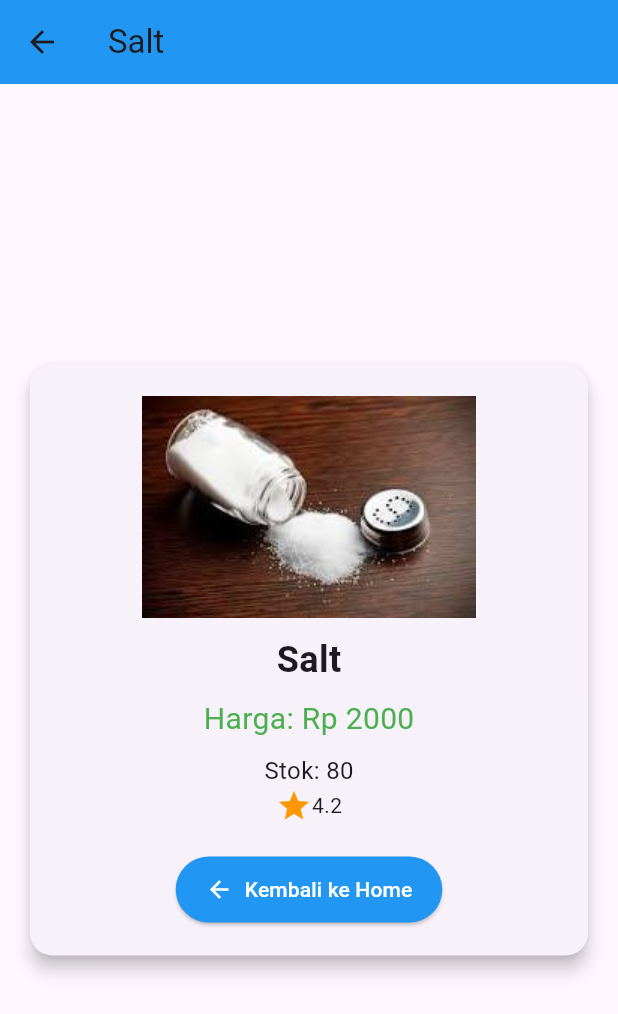
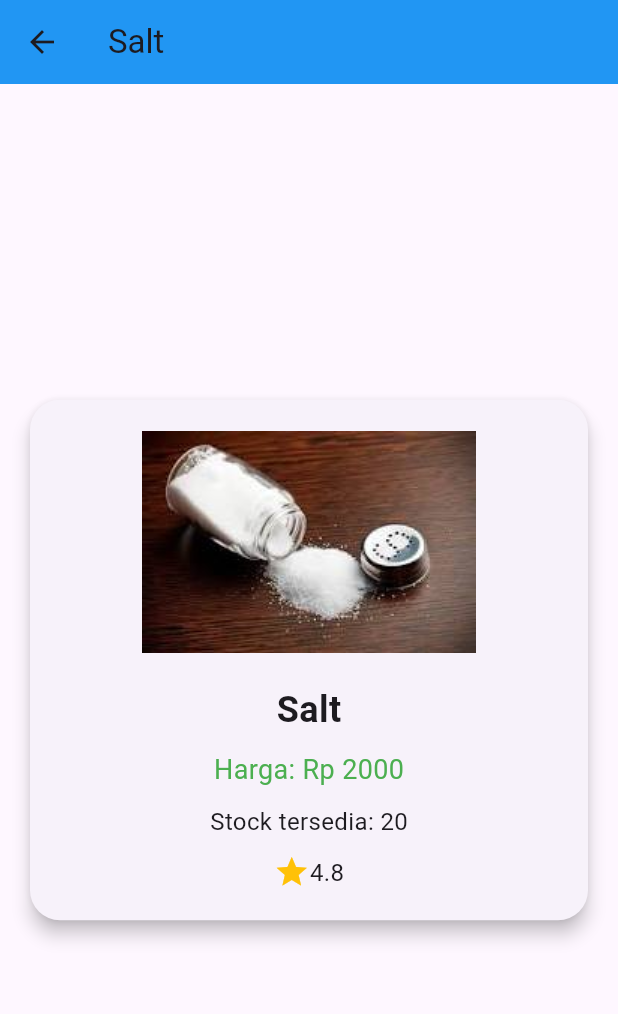
Before and after one commit to bebyyf/layout_flutter, a Flutter app: the screen it shows after launch, after a tap on "Salt", on a phone screen of 412 x 824 dp. Shown: the top 1014 px of the screen. Run offline on Flutter 3.47's test engine with Material 3 defaults, Android fonts, the phone set to English and light mode, and no system bars.

Commit message:
Tugas Praktikum 2 no 4

```diff
--- a/lib/main.dart
+++ b/lib/main.dart
@@ -6,6 +6,7 @@ void main() {
   runApp(
     MaterialApp(
       debugShowCheckedModeBanner: false,
+      title: 'Aplikasi Belanja',
       initialRoute: '/',
       routes: {
         '/': (context) => HomePage(),
--- a/lib/pages/home_page.dart
+++ b/lib/pages/home_page.dart
@@ -6,52 +6,29 @@ class HomePage extends StatelessWidget {
 
   // Daftar data item
   final List<Item> items = [
-    Item(
-      name: 'Sugar',
-      price: 5000,
-      image: 'images/sugar.png',
-      stock: 50,
-      rating: 4.5,
-    ),
-    Item(
-      name: 'Salt',
-      price: 2000,
-      image: 'images/salt.png',
-      stock: 80,
-      rating: 4.2,
-    ),
-    Item(
-      name: 'Coffee',
-      price: 10000,
-      image: 'images/coffee.png',
-      stock: 30,
-      rating: 4.8,
-    ),
-    Item(
-      name: 'Rice',
-      price: 12000,
-      image: 'images/rice.png',
-      stock: 100,
-      rating: 4.7,
-    ),
+    Item(name: 'Sugar', price: 5000, image: 'images/sugar.png', stock: 10, rating: 4.5),
+    Item(name: 'Salt', price: 2000, image: 'images/salt.png', stock: 20, rating: 4.8),
+    Item(name: 'Coffee', price: 10000, image: 'images/coffee.png', stock: 15, rating: 4.9),
+    Item(name: 'Rice', price: 12000, image: 'images/rice.png', stock: 30, rating: 4.7),
   ];
 
   @override
   Widget build(BuildContext context) {
     return Scaffold(
       appBar: AppBar(
-        title: const Text('Belanja App'),
+        title: const Text('Toko Belanja'),
         backgroundColor: Colors.blue,
+        centerTitle: true,
       ),
       body: Padding(
-        padding: const EdgeInsets.all(8),
+        padding: const EdgeInsets.all(8.0),
         child: GridView.builder(
           itemCount: items.length,
           gridDelegate: const SliverGridDelegateWithFixedCrossAxisCount(
-            crossAxisCount: 2, // 2 kolom
+            crossAxisCount: 2, // jumlah kolom
+            crossAxisSpacing: 10,
             mainAxisSpacing: 10,
-            crossAxisSpacing: 10,
-            childAspectRatio: 0.75,
+            childAspectRatio: 0.8,
           ),
           itemBuilder: (context, index) {
             final item = items[index];
@@ -64,23 +41,23 @@ class HomePage extends StatelessWidget {
                 );
               },
               child: Card(
-                elevation: 4,
                 shape: RoundedRectangleBorder(
-                  borderRadius: BorderRadius.circular(12),
+                  borderRadius: BorderRadius.circular(15),
                 ),
+                elevation: 3,
                 child: Column(
-                  crossAxisAlignment: CrossAxisAlignment.center,
+                  crossAxisAlignment: CrossAxisAlignment.stretch,
                   children: [
                     Expanded(
                       flex: 6,
                       child: ClipRRect(
-                        borderRadius: const BorderRadius.vertical(
-                          top: Radius.circular(12),
-                        ),
-                        child: Image.asset(
-                          item.image,
-                          fit: BoxFit.cover,
-                          width: double.infinity,
+                        borderRadius: const BorderRadius.vertical(top: Radius.circular(12)),
+                        child: Hero(
+                          tag: item.name, // animasi Hero
+                          child: Image.asset(
+                            item.image,
+                            fit: BoxFit.cover,
+                          ),
                         ),
                       ),
                     ),
@@ -89,7 +66,7 @@ class HomePage extends StatelessWidget {
                       child: Padding(
                         padding: const EdgeInsets.all(8.0),
                         child: Column(
-                          mainAxisAlignment: MainAxisAlignment.center,
+                          crossAxisAlignment: CrossAxisAlignment.start,
                           children: [
                             Text(
                               item.name,
@@ -97,25 +74,27 @@ class HomePage extends StatelessWidget {
                                 fontSize: 16,
                                 fontWeight: FontWeight.bold,
                               ),
-                              textAlign: TextAlign.center,
                             ),
                             const SizedBox(height: 4),
                             Text(
                               'Rp ${item.price}',
                               style: const TextStyle(
+                                fontSize: 14,
                                 color: Colors.green,
                                 fontWeight: FontWeight.w600,
                               ),
                             ),
                             const SizedBox(height: 4),
-                            Text('Stok: ${item.stock}'),
-                            const SizedBox(height: 4),
                             Row(
-                              mainAxisAlignment: MainAxisAlignment.center,
+                              mainAxisAlignment: MainAxisAlignment.spaceBetween,
                               children: [
-                                const Icon(Icons.star,
-                                    color: Colors.orange, size: 16),
-                                Text(item.rating.toString()),
+                                Text('Stock: ${item.stock}'),
+                                Row(
+                                  children: [
+                                    const Icon(Icons.star, color: Colors.amber, size: 16),
+                                    Text('${item.rating}'),
+                                  ],
+                                ),
                               ],
                             ),
                           ],
--- a/lib/pages/item_page.dart
+++ b/lib/pages/item_page.dart
@@ -6,6 +6,7 @@ class ItemPage extends StatelessWidget {
 
   @override
   Widget build(BuildContext context) {
+    // Ambil data dari halaman sebelumnya
     final Item item = ModalRoute.of(context)!.settings.arguments as Item;
 
     return Scaffold(
@@ -18,50 +19,39 @@ class ItemPage extends StatelessWidget {
           elevation: 5,
           margin: const EdgeInsets.all(20),
           shape: RoundedRectangleBorder(
-            borderRadius: BorderRadius.circular(15),
+            borderRadius: BorderRadius.circular(20),
           ),
           child: Padding(
-            padding: const EdgeInsets.all(20.0),
+            padding: const EdgeInsets.all(20),
             child: Column(
               mainAxisSize: MainAxisSize.min,
               children: [
-                Image.asset(item.image, height: 150),
+                Hero(
+                  tag: item.name, // Hero tag sama seperti di HomePage
+                  child: Image.asset(
+                    item.image,
+                    height: 150,
+                  ),
+                ),
+                const SizedBox(height: 20),
+                Text(
+                  item.name,
+                  style: const TextStyle(fontSize: 24, fontWeight: FontWeight.bold),
+                ),
                 const SizedBox(height: 10),
                 Text(
-                  item.name,
-                  style: const TextStyle(
-                      fontSize: 24, fontWeight: FontWeight.bold),
+                  'Harga: Rp ${item.price}',
+                  style: const TextStyle(fontSize: 18, color: Colors.green),
                 ),
-                const SizedBox(height: 8),
-                Text(
-                  'Harga: Rp ${item.price}',
-                  style: const TextStyle(
-                    fontSize: 20,
-                    color: Colors.green,
-                  ),
-                ),
-                const SizedBox(height: 8),
-                Text('Stok: ${item.stock}', style: const TextStyle(fontSize: 16)),
+                const SizedBox(height: 10),
+                Text('Stock tersedia: ${item.stock}', style: const TextStyle(fontSize: 16)),
+                const SizedBox(height: 10),
                 Row(
                   mainAxisAlignment: MainAxisAlignment.center,
                   children: [
-                    const Icon(Icons.star, color: Colors.orange),
-                    Text(item.rating.toString()),
+                    const Icon(Icons.star, color: Colors.amber),
+                    Text('${item.rating}', style: const TextStyle(fontSize: 16)),
                   ],
-                ),
-                const SizedBox(height: 20),
-                ElevatedButton.icon(
-                  onPressed: () {
-                    Navigator.pop(context);
-                  },
-                  icon: const Icon(Icons.arrow_back),
-                  label: const Text('Kembali ke Home'),
-                  style: ElevatedButton.styleFrom(
-                    backgroundColor: Colors.blue,
-                    foregroundColor: Colors.white,
-                    padding:
-                        const EdgeInsets.symmetric(horizontal: 20, vertical: 12),
-                  ),
                 ),
               ],
             ),
```
Also changed, not shown: images/ss20.png (added), 1 other file.
